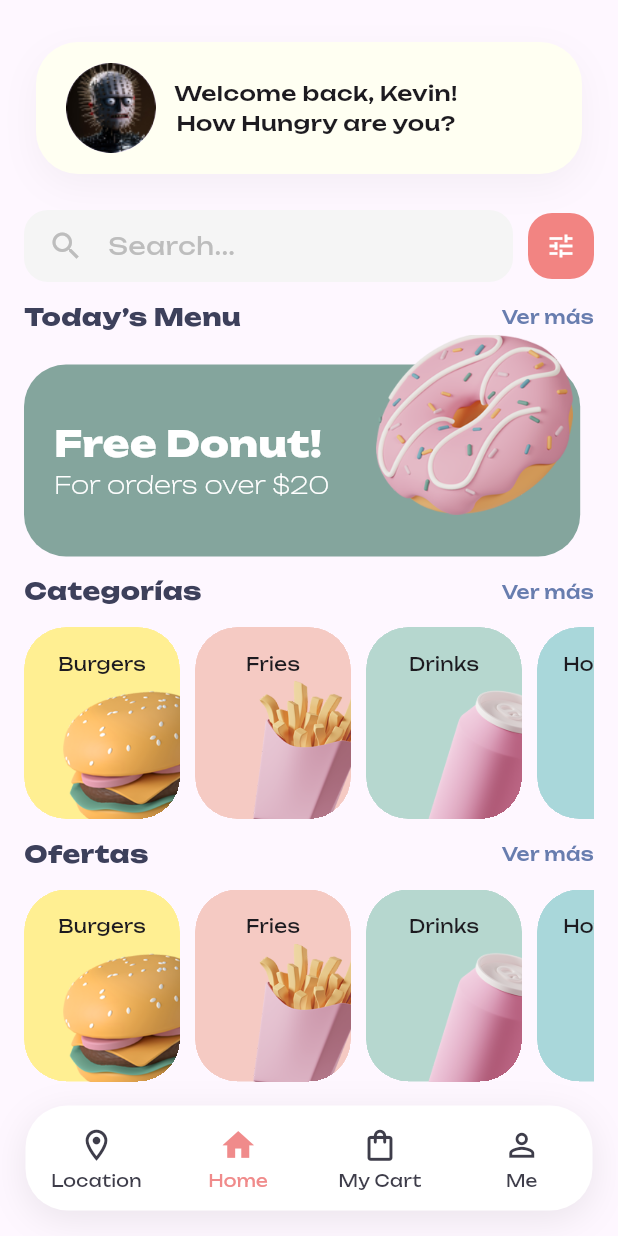
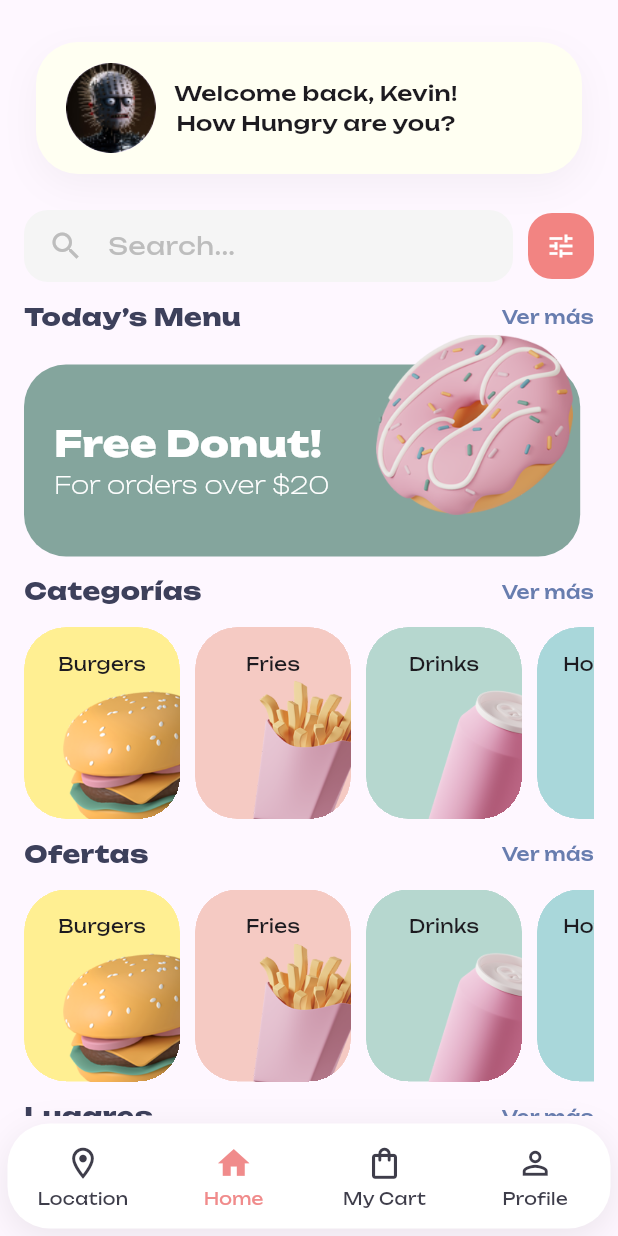
Before and after one commit to campodonico3/real_world_provider, a Flutter app: the screen it shows after launch, on a phone screen of 412 x 824 dp. Run offline on Flutter 3.47's test engine with Material 3 defaults, Android fonts, the phone set to English and light mode, and no system bars; our stand-ins replace go_router; missing offline and left inert: dart:ffi; project files that could hold a hidden picture were left out.

Commit message:
feat: Refactor bottom navigation and implement routing with GoRouter

```diff
--- /dev/null
+++ b/lib/layout/layout_scaffold.dart
@@ -0,0 +1,22 @@
+import 'package:flutter/material.dart';
+import 'package:go_router/go_router.dart';
+import '../widgets/custom_bottom_navbar.dart';
+
+class LayoutScaffold extends StatelessWidget {
+  const LayoutScaffold({
+    required this.navigationShell,
+    Key? key,
+  }) : super(key: key ?? const ValueKey<String>('LayoutScaffold'));
+
+  final StatefulNavigationShell navigationShell;
+
+  @override
+  Widget build(BuildContext context) => Scaffold(
+    body: navigationShell,
+    bottomNavigationBar: CustomBottomNavbar(
+      selectedIndex: navigationShell.currentIndex,
+      onTap: navigationShell.goBranch,
+      cartCount: 5, // Tiene que ser dinámico
+    ),
+  );
+}
--- a/lib/screens/home_screen.dart
+++ b/lib/screens/home_screen.dart
@@ -214,14 +214,14 @@ class _HomeScreenState extends State<HomeScreen> {
           ],
         ),
       ),
-      bottomNavigationBar: SafeArea(
-        minimum: const EdgeInsets.only(bottom: 12, left: 12, right: 12),
-        child: CustomBottomNavbar(
-          selectedIndex: _selectedIndex,
-          cartCount: _cartCount,
-          onTap: _onItemTapped,
-        ),
-      ),
+      // bottomNavigationBar: SafeArea(
+      //   minimum: const EdgeInsets.only(bottom: 12, left: 12, right: 12),
+      //   child: CustomBottomNavbar(
+      //     selectedIndex: _selectedIndex,
+      //     cartCount: _cartCount,
+      //     onTap: _onItemTapped,
+      //   ),
+      // ),
       // bottomNavigationBar: Padding(
       //   padding: const EdgeInsets.all(16.0),
       //   child: OrderActionBar(
--- a/lib/widgets/custom_bottom_navbar.dart
+++ b/lib/widgets/custom_bottom_navbar.dart
@@ -38,10 +38,10 @@ class CustomBottomNavbar extends StatelessWidget {
         children: [
           _buildNavItem(
             index: 0,
-            icon: const Icon(
+            icon: Icon(
               Icons.location_on_outlined,
               size: 25,
-              color: iconGray,
+              color: colors.onSurface,
             ),
             label: 'Location',
             highlighted: selectedIndex == 0,
@@ -50,19 +50,22 @@ class CustomBottomNavbar extends StatelessWidget {
           // Home (centrado y resaltado)
           _buildNavItem(
             index: 1,
-            icon: const Icon(Icons.home, size: 25, color: pink),
+            icon: Icon(
+                Icons.home,
+                size: 25,
+                color: colors.onSurface
+            ),
             label: 'Home',
-            highlighted:
-                true, // siempre resaltado en la imagen; si quieres controlarlo usa selectedIndex
+            highlighted: selectedIndex == 1,
           ),
 
           // My Cart con badge
           _buildNavItem(
             index: 2,
-            icon: const Icon(
+            icon: Icon(
               Icons.shopping_bag_outlined,
               size: 25,
-              color: iconGray,
+              color: colors.onSurface,
             ),
             label: 'My Cart',
             showBadge: false,
@@ -70,11 +73,11 @@ class CustomBottomNavbar extends StatelessWidget {
             highlighted: selectedIndex == 2,
           ),
 
-          // Me
+          // Profile
           _buildNavItem(
             index: 3,
             icon: const Icon(Icons.person_outline, size: 25, color: iconGray),
-            label: 'Me',
+            label: 'Profile',
             highlighted: selectedIndex == 3,
           ),
         ],
@@ -91,12 +94,14 @@ class CustomBottomNavbar extends StatelessWidget {
     int badgeCount = 0,
   }) {
     final color = highlighted ? pink : iconGray;
+
     final labelStyle = TextStyle(
       color: highlighted ? pink : iconGray,
       fontSize: 11,
       fontWeight: FontWeight.w400,
       height: 1.1,
     );
+
     final coloredIcon = Icon((icon as Icon).icon, size: 25, color: color);
 
     return Expanded(
--- a/pubspec.yaml
+++ b/pubspec.yaml
@@ -35,6 +35,7 @@ dependencies:
   # Use with the CupertinoIcons class for iOS style icons.
   cupertino_icons: ^1.0.8
   provider: ^6.1.5+1
+  go_router: ^16.2.1
 
 dev_dependencies:
   flutter_test:
```
Also changed, not shown: lib/core/router/router.dart (added, +62 -0 lines), lib/core/router/routers.dart (added, +7 -0 lines), lib/main.dart (+5 -10 lines), lib/models/destination.dart (added, +18 -0 lines), pubspec.lock.
